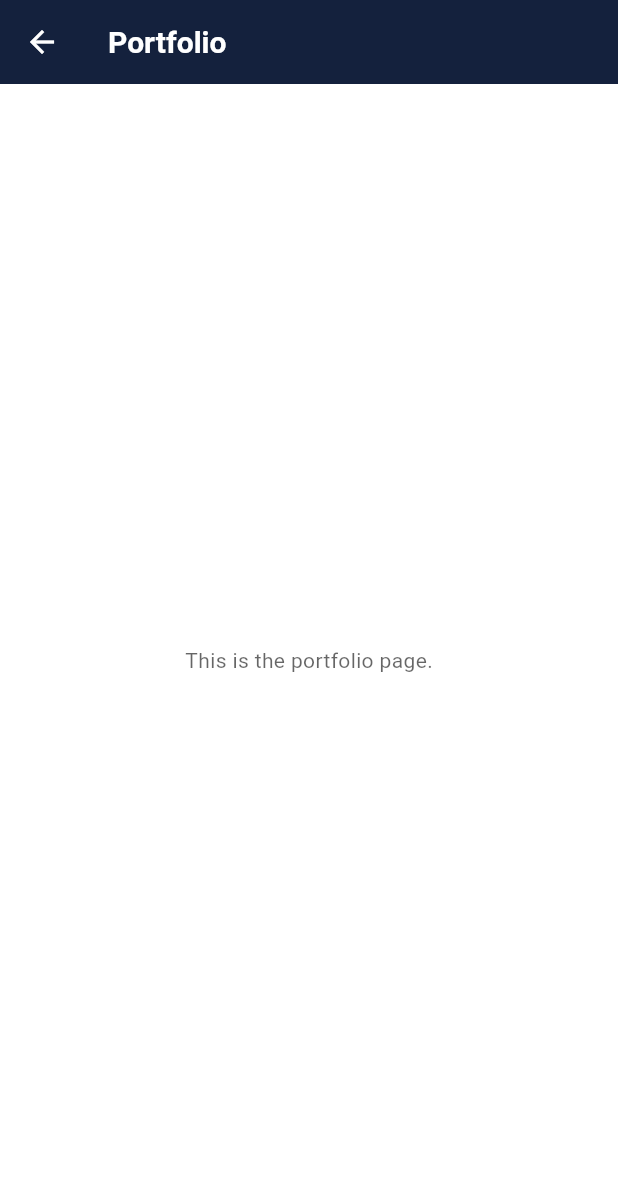
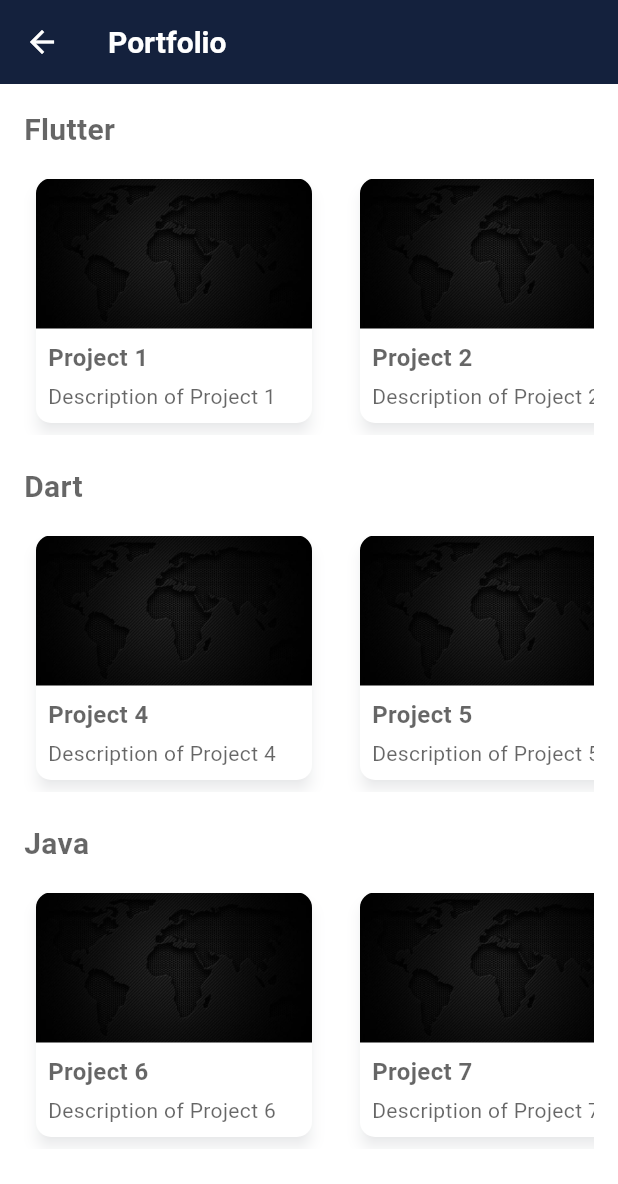
Before and after one commit to maherBoughdiri/flutter-quiz, a Flutter app: the PortfolioScreen screen opened by its route, on a phone screen of 412 x 824 dp. Shown: the top 1184 px of the screen. Run offline on Flutter 3.47's test engine with Material 3 defaults, Android fonts, the light colour scheme and no system bars; our stand-ins replace flutter_map, latlong2, shared_preferences; accounts and stored records are empty.

Commit message:
[TASK] add portfolio + professional + skills screens

```diff
--- a/lib/screens/portfolio.screen.dart
+++ b/lib/screens/portfolio.screen.dart
@@ -7,8 +7,124 @@ class PortfolioScreen extends StatelessWidget {
       appBar: AppBar(
         title: Text('Portfolio'),
       ),
-      body: Center(
-        child: Text('This is the portfolio page.'),
+      body: ListView(
+        padding: EdgeInsets.all(16.0),
+        children: [
+          _buildSkillGroup('Flutter', [
+            _buildProjectCard(
+              'Project 1',
+              'Description of Project 1',
+              'assets/images/portfolio_image.jpg',
+            ),
+            _buildProjectCard(
+              'Project 2',
+              'Description of Project 2',
+              'assets/images/portfolio_image.jpg',
+            ),
+            _buildProjectCard(
+              'Project 3',
+              'Description of Project 3',
+              'assets/images/portfolio_image.jpg',
+            ),
+          ]),
+          SizedBox(height: 20),
+          _buildSkillGroup('Dart', [
+            _buildProjectCard(
+              'Project 4',
+              'Description of Project 4',
+              'assets/images/portfolio_image.jpg',
+            ),
+            _buildProjectCard(
+              'Project 5',
+              'Description of Project 5',
+              'assets/images/portfolio_image.jpg',
+            ),
+          ]),
+          SizedBox(height: 20),
+          _buildSkillGroup('Java', [
+            _buildProjectCard(
+              'Project 6',
+              'Description of Project 6',
+              'assets/images/portfolio_image.jpg',
+            ),
+            _buildProjectCard(
+              'Project 7',
+              'Description of Project 7',
+              'assets/images/portfolio_image.jpg',
+            ),
+          ]),
+        ],
+      ),
+    );
+  }
+
+  Widget _buildSkillGroup(String skill, List<Widget> projects) {
+    return Column(
+      crossAxisAlignment: CrossAxisAlignment.start,
+      children: [
+        Text(
+          skill,
+          style: TextStyle(
+            fontSize: 20.0,
+            fontWeight: FontWeight.bold,
+          ),
+        ),
+        SizedBox(height: 10),
+        SingleChildScrollView(
+          scrollDirection: Axis.horizontal,
+          child: Row(
+            children: projects,
+          ),
+        ),
+      ],
+    );
+  }
+
+  Widget _buildProjectCard(String name, String description, String imagePath) {
+    return Container(
+      width: 200,
+      margin: EdgeInsets.only(right: 16.0),
+      child: Card(
+        elevation: 4.0,
+        shape: RoundedRectangleBorder(
+          borderRadius: BorderRadius.circular(10.0),
+        ),
+        child: Column(
+          crossAxisAlignment: CrossAxisAlignment.start,
+          children: [
+            ClipRRect(
+              borderRadius: BorderRadius.vertical(top: Radius.circular(10.0)),
+              child: Image.asset(
+                imagePath,
+                width: 200,
+                height: 100,
+                fit: BoxFit.cover,
+              ),
+            ),
+            Padding(
+              padding: EdgeInsets.all(8.0),
+              child: Column(
+                crossAxisAlignment: CrossAxisAlignment.start,
+                children: [
+                  Text(
+                    name,
+                    style: TextStyle(
+                      fontSize: 16.0,
+                      fontWeight: FontWeight.bold,
+                    ),
+                  ),
+                  SizedBox(height: 4.0),
+                  Text(
+                    description,
+                    style: TextStyle(fontSize: 14.0),
+                    maxLines: 2,
+                    overflow: TextOverflow.ellipsis,
+                  ),
+                ],
+              ),
+            ),
+          ],
+        ),
       ),
     );
   }
```
Also changed, not shown: lib/screens/professional.address.screen.dart (+20 -3 lines), lib/screens/skills.certifications.screen.dart (+44 -2 lines).
